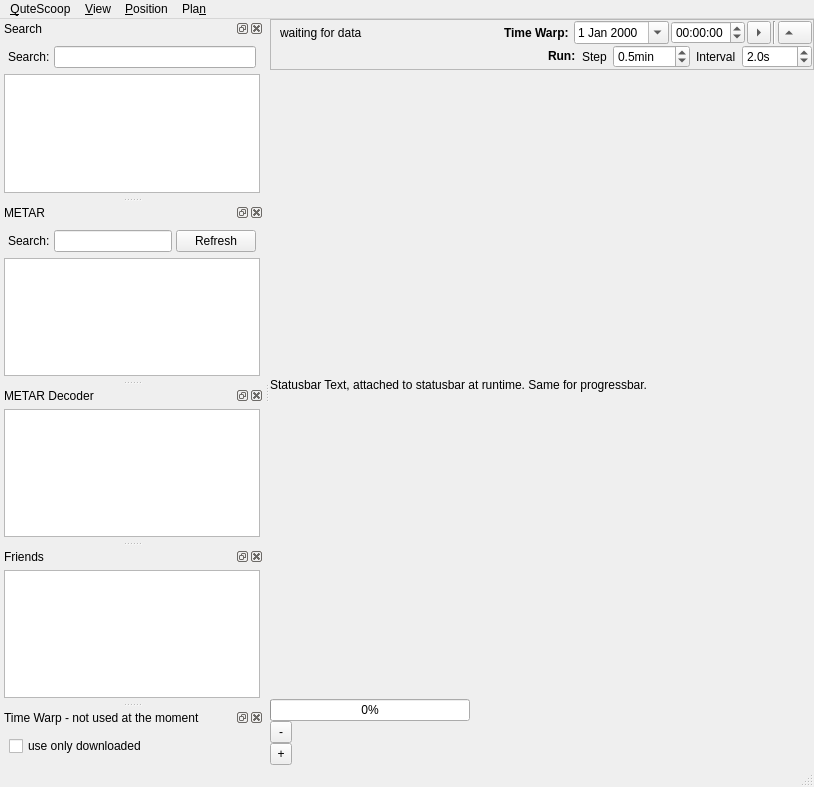
Before: the Qt Designer form QuteScoop/gui/MainWindow.ui in qutescoop/qutescoop, drawn with Qt 5.
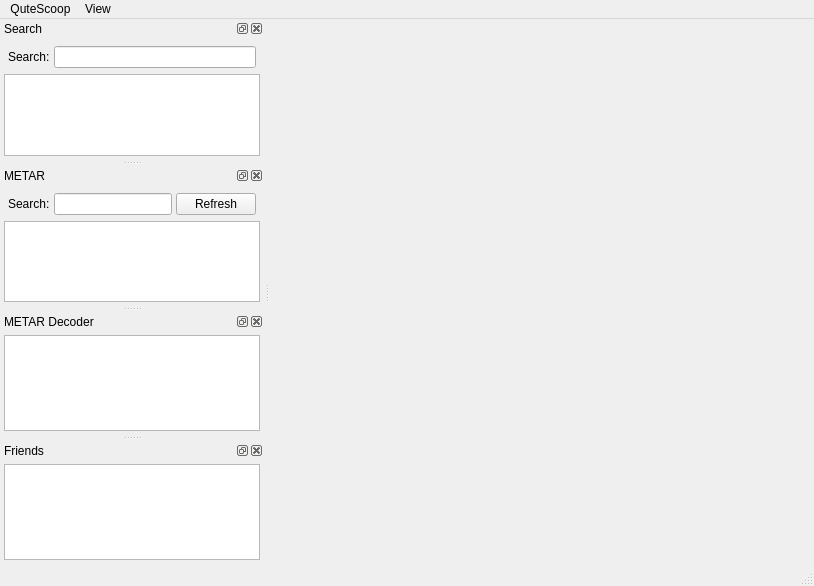
After: the same form once the commit is applied. Icons and pictures are not drawn.

What changed in the file:
```diff
--- a/QuteScoop/gui/MainWindow.ui
+++ b/QuteScoop/gui/MainWindow.ui
@@ -1,487 +1,67 @@
 <?xml version="1.0" encoding="UTF-8"?>
 <ui version="4.0">
  <class>MainWindow</class>
- <widget class="QMainWindow" name="MainWindow">
-  <property name="geometry">
+ <widget class="QMainWindow" name="MainWindow" >
+  <property name="geometry" >
    <rect>
     <x>0</x>
     <y>0</y>
     <width>814</width>
-    <height>787</height>
+    <height>586</height>
    </rect>
   </property>
   <property name="windowTitle">
    <string>QuteScoop</string>
   </property>
-  <property name="windowIcon">
-   <iconset resource="Resources.qrc">
-    <normaloff>:/icons/qutescoop.png</normaloff>:/icons/qutescoop.png</iconset>
-  </property>
-  <widget class="QWidget" name="centralwidget">
-   <layout class="QVBoxLayout" name="verticalLayout">
-    <property name="spacing">
-     <number>0</number>
-    </property>
-    <property name="margin">
-     <number>0</number>
-    </property>
-    <item>
-     <widget class="QFrame" name="framePredict">
-      <property name="sizePolicy">
-       <sizepolicy hsizetype="Preferred" vsizetype="Maximum">
-        <horstretch>0</horstretch>
-        <verstretch>0</verstretch>
-       </sizepolicy>
-      </property>
-      <property name="frameShape">
-       <enum>QFrame::StyledPanel</enum>
-      </property>
-      <property name="frameShadow">
-       <enum>QFrame::Raised</enum>
-      </property>
-      <layout class="QVBoxLayout" name="verticalLayout_2">
-       <property name="spacing">
-        <number>1</number>
-       </property>
-       <property name="topMargin">
-        <number>1</number>
-       </property>
-       <property name="rightMargin">
-        <number>1</number>
-       </property>
-       <property name="bottomMargin">
-        <number>1</number>
-       </property>
-       <item>
-        <layout class="QHBoxLayout" name="horizontalLayout_3">
-         <property name="spacing">
-          <number>2</number>
-         </property>
-         <item>
-          <widget class="QLabel" name="lblWarpInfo">
-           <property name="text">
-            <string>waiting for data</string>
-           </property>
-          </widget>
-         </item>
-         <item>
-          <spacer name="horizontalSpacer">
-           <property name="orientation">
-            <enum>Qt::Horizontal</enum>
-           </property>
-           <property name="sizeHint" stdset="0">
-            <size>
-             <width>40</width>
-             <height>20</height>
-            </size>
-           </property>
-          </spacer>
-         </item>
-         <item>
-          <widget class="QLabel" name="label_3">
-           <property name="font">
-            <font>
-             <weight>75</weight>
-             <bold>true</bold>
-            </font>
-           </property>
-           <property name="text">
-            <string>Time Warp: </string>
-           </property>
-          </widget>
-         </item>
-         <item>
-          <widget class="QDateEdit" name="datePredictTime">
-           <property name="sizePolicy">
-            <sizepolicy hsizetype="Maximum" vsizetype="Fixed">
-             <horstretch>0</horstretch>
-             <verstretch>0</verstretch>
-            </sizepolicy>
-           </property>
-           <property name="toolTip">
-            <string>Select a date to warp to.</string>
-           </property>
-           <property name="wrapping">
-            <bool>true</bool>
-           </property>
-           <property name="calendarPopup">
-            <bool>true</bool>
-           </property>
-           <property name="timeSpec">
-            <enum>Qt::UTC</enum>
-           </property>
-          </widget>
-         </item>
-         <item>
-          <widget class="QTimeEdit" name="timePredictTime">
-           <property name="sizePolicy">
-            <sizepolicy hsizetype="Maximum" vsizetype="Fixed">
-             <horstretch>0</horstretch>
-             <verstretch>0</verstretch>
-            </sizepolicy>
-           </property>
-           <property name="toolTip">
-            <string>Select a time to warp to.</string>
-           </property>
-           <property name="wrapping">
-            <bool>true</bool>
-           </property>
-           <property name="accelerated">
-            <bool>true</bool>
-           </property>
-          </widget>
-         </item>
-         <item>
-          <widget class="QToolButton" name="tbRunPredict">
-           <property name="toolTip">
-            <string>Toggle Run: Makes time run from selected time.</string>
-           </property>
-           <property name="text">
-            <string>run</string>
-           </property>
-           <property name="checkable">
-            <bool>true</bool>
-           </property>
-           <property name="popupMode">
-            <enum>QToolButton::InstantPopup</enum>
-           </property>
-           <property name="arrowType">
-            <enum>Qt::RightArrow</enum>
-           </property>
-          </widget>
-         </item>
-         <item>
-          <widget class="Line" name="line">
-           <property name="orientation">
-            <enum>Qt::Vertical</enum>
-           </property>
-          </widget>
-         </item>
-         <item>
-          <widget class="QToolButton" name="tbDisablePredict">
-           <property name="toolTip">
-            <string>Exit Warp mode. Return to reality.</string>
-           </property>
-           <property name="text">
-            <string/>
-           </property>
-           <property name="popupMode">
-            <enum>QToolButton::InstantPopup</enum>
-           </property>
-           <property name="toolButtonStyle">
-            <enum>Qt::ToolButtonTextBesideIcon</enum>
-           </property>
-           <property name="arrowType">
-            <enum>Qt::UpArrow</enum>
-           </property>
-          </widget>
-         </item>
-        </layout>
-       </item>
-       <item>
-        <widget class="QWidget" name="widgetRunPredict" native="true">
-         <layout class="QHBoxLayout" name="horizontalLayout_2">
-          <property name="margin">
-           <number>0</number>
-          </property>
-          <item>
-           <spacer name="horizontalSpacer_2">
-            <property name="orientation">
-             <enum>Qt::Horizontal</enum>
-            </property>
-            <property name="sizeHint" stdset="0">
-             <size>
-              <width>40</width>
-              <height>20</height>
-             </size>
-            </property>
-           </spacer>
-          </item>
-          <item>
-           <widget class="QLabel" name="label_5">
-            <property name="text">
-             <string>&lt;b&gt;Run:&lt;/b&gt;</string>
-            </property>
-           </widget>
-          </item>
-          <item>
-           <widget class="QLabel" name="label_4">
-            <property name="text">
-             <string>Step</string>
-            </property>
-           </widget>
-          </item>
-          <item>
-           <widget class="QDoubleSpinBox" name="dsRunPredictStep">
-            <property name="sizePolicy">
-             <sizepolicy hsizetype="Maximum" vsizetype="Fixed">
-              <horstretch>0</horstretch>
-              <verstretch>0</verstretch>
-             </sizepolicy>
-            </property>
-            <property name="toolTip">
-             <string>The next Warp will add this timespan to the old one. Select '0' for realtime (starts from now and time will be linked to real time).</string>
-            </property>
-            <property name="specialValueText">
-             <string>realtime</string>
-            </property>
-            <property name="accelerated">
-             <bool>true</bool>
-            </property>
-            <property name="prefix">
-             <string/>
-            </property>
-            <property name="suffix">
-             <string>min</string>
-            </property>
-            <property name="decimals">
-             <number>1</number>
-            </property>
-            <property name="minimum">
-             <double>0.000000000000000</double>
-            </property>
-            <property name="singleStep">
-             <double>0.500000000000000</double>
-            </property>
-            <property name="value">
-             <double>0.500000000000000</double>
-            </property>
-           </widget>
-          </item>
-          <item>
-           <widget class="QLabel" name="label_6">
-            <property name="text">
-             <string>Interval</string>
-            </property>
-           </widget>
-          </item>
-          <item>
-           <widget class="QDoubleSpinBox" name="spinRunPredictInterval">
-            <property name="specialValueText">
-             <string>none</string>
-            </property>
-            <property name="accelerated">
-             <bool>true</bool>
-            </property>
-            <property name="suffix">
-             <string>s</string>
-            </property>
-            <property name="decimals">
-             <number>1</number>
-            </property>
-            <property name="maximum">
-             <double>1000.000000000000000</double>
-            </property>
-            <property name="singleStep">
-             <double>0.200000000000000</double>
-            </property>
-            <property name="value">
-             <double>2.000000000000000</double>
-            </property>
-           </widget>
-          </item>
-         </layout>
-        </widget>
-       </item>
-      </layout>
-     </widget>
-    </item>
-    <item>
-     <widget class="QLabel" name="lblStatus">
-      <property name="text">
-       <string>Statusbar Text, attached to statusbar at runtime. Same for progressbar.</string>
-      </property>
-     </widget>
-    </item>
-    <item>
-     <widget class="QProgressBar" name="progressBar">
-      <property name="maximumSize">
-       <size>
-        <width>200</width>
-        <height>16777215</height>
-       </size>
-      </property>
-      <property name="value">
-       <number>0</number>
-      </property>
-     </widget>
-    </item>
-    <item>
-     <widget class="QToolButton" name="tbZoomOut">
-      <property name="minimumSize">
-       <size>
-        <width>22</width>
-        <height>22</height>
-       </size>
-      </property>
-      <property name="maximumSize">
-       <size>
-        <width>22</width>
-        <height>22</height>
-       </size>
-      </property>
-      <property name="baseSize">
-       <size>
-        <width>22</width>
-        <height>22</height>
-       </size>
-      </property>
-      <property name="toolTip">
-       <string>Zoom out.</string>
-      </property>
-      <property name="text">
-       <string>-</string>
-      </property>
-     </widget>
-    </item>
-    <item>
-     <widget class="QToolButton" name="tbZoomIn">
-      <property name="minimumSize">
-       <size>
-        <width>22</width>
-        <height>22</height>
-       </size>
-      </property>
-      <property name="maximumSize">
-       <size>
-        <width>22</width>
-        <height>22</height>
-       </size>
-      </property>
-      <property name="baseSize">
-       <size>
-        <width>22</width>
-        <height>22</height>
-       </size>
-      </property>
-      <property name="toolTip">
-       <string>Zoom in.</string>
-      </property>
-      <property name="text">
-       <string>+</string>
-      </property>
-     </widget>
-    </item>
-   </layout>
-  </widget>
-  <widget class="QMenuBar" name="menubar">
-   <property name="geometry">
+  <widget class="QWidget" name="centralwidget" />
+  <widget class="QMenuBar" name="menubar" >
+   <property name="geometry" >
     <rect>
      <x>0</x>
      <y>0</y>
      <width>814</width>
-     <height>26</height>
+     <height>22</height>
     </rect>
    </property>
-   <property name="statusTip">
-    <string notr="true"/>
-   </property>
-   <widget class="QMenu" name="menuQutescoop">
-    <property name="statusTip">
-     <string notr="true"/>
+   <widget class="QMenu" name="menuDolomynum" >
+    <property name="title" >
+     <string>QuteScoop</string>
     </property>
-    <property name="title">
-     <string>&amp;QuteScoop</string>
-    </property>
-    <addaction name="actionAbout"/>
-    <addaction name="actionAboutQt"/>
-    <addaction name="separator"/>
-    <addaction name="actionPreferences"/>
-    <addaction name="separator"/>
-    <addaction name="actionDownload"/>
-    <addaction name="actionShootScreenies"/>
-    <addaction name="separator"/>
-    <addaction name="actionQuit"/>
+    <addaction name="actionAbout" />
+    <addaction name="actionAboutQt" />
+    <addaction name="separator" />
+    <addaction name="actionPreferences" />
+    <addaction name="actionDownload" />
+    <addaction name="actionQuit" />
    </widget>
-   <widget class="QMenu" name="menuView">
-    <property name="statusTip">
-     <string notr="true"/>
+   <widget class="QMenu" name="menuView" >
+    <property name="title" >
+     <string>View</string>
     </property>
-    <property name="title">
-     <string>&amp;View</string>
-    </property>
-    <addaction name="actionListClients"/>
-    <addaction name="separator"/>
-    <addaction name="actionShowSearch"/>
-    <addaction name="actionShowMetars"/>
-    <addaction name="actionShowFriendsDock"/>
-    <addaction name="actionShowTimeWarpDock"/>
-    <addaction name="actionHideAllWindows"/>
-    <addaction name="separator"/>
-    <addaction name="actionDisplayAllFlightPaths"/>
-    <addaction name="actionClearAllFlightPaths"/>
-    <addaction name="separator"/>
-    <addaction name="actionToggleFullscreen"/>
-    <addaction name="separator"/>
-    <addaction name="actionDisplayAllFirs"/>
-    <addaction name="actionShowInactiveAirports"/>
+    <addaction name="actionShowFriendsDock" />
+    <addaction name="actionShowSearch" />
+    <addaction name="actionShowMetars" />
+    <addaction name="actionClearAllFlightPaths" />
+    <addaction name="actionDisplayAllFlightPaths" />
+    <addaction name="actionHideAllWindows" />
+    <addaction name="separator" />
+    <addaction name="actionToggleFullscreen" />
+    <addaction name="separator" />
+    <addaction name="actionZoomIn" />
+    <addaction name="actionZoomOut" />
+    <addaction name="separator" />
+    <addaction name="actionRememberPosition" />
+    <addaction name="actionDisplayAllFirs" />
    </widget>
-   <widget class="QMenu" name="menuPlan">
-    <property name="statusTip">
-     <string notr="true"/>
-    </property>
-    <property name="title">
-     <string>Pla&amp;n</string>
-    </property>
-    <addaction name="actionPlanFlight"/>
-    <addaction name="separator"/>
-    <addaction name="actionPredict"/>
-    <addaction name="actionBookedAtc"/>
-   </widget>
-   <widget class="QMenu" name="menuPosition">
-    <property name="title">
-     <string>&amp;Position</string>
-    </property>
-    <widget class="QMenu" name="menuRemember">
-     <property name="title">
-      <string>Remember</string>
-     </property>
-     <addaction name="actionRemember_2"/>
-     <addaction name="separator"/>
-     <addaction name="actionRememberPosition"/>
-     <addaction name="actionRememberMapPosition2"/>
-     <addaction name="actionRememberMapPosition3"/>
-     <addaction name="actionRememberMapPosition4"/>
-     <addaction name="actionRememberMapPosition5"/>
-     <addaction name="actionRememberMapPosition6"/>
-     <addaction name="actionRememberMapPosition7"/>
-    </widget>
-    <widget class="QMenu" name="menuRecall">
-     <property name="title">
-      <string>Recall</string>
-     </property>
-     <addaction name="actionRecall_2"/>
-     <addaction name="separator"/>
-     <addaction name="actionRecallMapPosition"/>
-     <addaction name="actionRecallMapPosition2"/>
-     <addaction name="actionRecallMapPosition3"/>
-     <addaction name="actionRecallMapPosition4"/>
-     <addaction name="actionRecallMapPosition5"/>
-     <addaction name="actionRecallMapPosition6"/>
-     <addaction name="actionRecallMapPosition7"/>
-    </widget>
-    <addaction name="actionZoomIn"/>
-    <addaction name="actionZoomOut"/>
-    <addaction name="separator"/>
-    <addaction name="actionMoveLeft"/>
-    <addaction name="actionMoveRight"/>
-    <addaction name="actionMoveUp"/>
-    <addaction name="actionMoveDown"/>
-    <addaction name="separator"/>
-    <addaction name="menuRemember"/>
-    <addaction name="menuRecall"/>
-   </widget>
-   <addaction name="menuQutescoop"/>
-   <addaction name="menuView"/>
-   <addaction name="menuPosition"/>
-   <addaction name="menuPlan"/>
+   <addaction name="menuDolomynum" />
+   <addaction name="menuView" />
   </widget>
-  <widget class="QStatusBar" name="statusbar"/>
-  <widget class="QDockWidget" name="searchDock">
-   <property name="maximumSize">
+  <widget class="QStatusBar" name="statusbar" />
+  <widget class="QDockWidget" name="searchDock" >
+   <property name="maximumSize" >
     <size>
-     <width>524287</width>
-     <height>524287</height>
+     <width>16777215</width>
+     <height>16777215</height>
     </size>
    </property>
    <property name="allowedAreas">
@@ -493,20 +73,38 @@
    <attribute name="dockWidgetArea">
     <number>1</number>
    </attribute>
-   <widget class="QWidget" name="dockWidgetContents">
-    <layout class="QVBoxLayout" name="_5">
-     <property name="spacing">
+   <widget class="QWidget" name="dockWidgetContents" >
+    <layout class="QVBoxLayout" >
+     <property name="spacing" >
       <number>2</number>
      </property>
-     <property name="margin">
+     <property name="leftMargin" >
+      <number>4</number>
+     </property>
+     <property name="topMargin" >
+      <number>4</number>
+     </property>
+     <property name="rightMargin" >
+      <number>4</number>
+     </property>
+     <property name="bottomMargin" >
       <number>4</number>
      </property>
      <item>
-      <layout class="QHBoxLayout" name="_6">
-       <property name="spacing">
+      <layout class="QHBoxLayout" >
+       <property name="spacing" >
         <number>4</number>
        </property>
-       <property name="margin">
+       <property name="leftMargin" >
+        <number>4</number>
+       </property>
+       <property name="topMargin" >
+        <number>4</number>
+       </property>
+       <property name="rightMargin" >
+        <number>4</number>
+       </property>
+       <property name="bottomMargin" >
         <number>4</number>
        </property>
        <item>
@@ -529,8 +127,8 @@
       </layout>
      </item>
      <item>
-      <widget class="QTreeView" name="searchResult">
-       <property name="editTriggers">
+      <widget class="QTreeView" name="searchResult" >
+       <property name="editTriggers" >
         <set>QAbstractItemView::AllEditTriggers</set>
        </property>
        <property name="rootIsDecorated">
@@ -542,12 +140,6 @@
        <property name="itemsExpandable">
         <bool>false</bool>
        </property>
-       <property name="sortingEnabled">
-        <bool>false</bool>
-       </property>
-       <attribute name="headerShowSortIndicator" stdset="0">
-        <bool>true</bool>
-       </attribute>
       </widget>
      </item>
     </layout>
@@ -560,25 +152,43 @@
    <attribute name="dockWidgetArea">
     <number>1</number>
    </attribute>
-   <widget class="QWidget" name="dockWidgetContents_2">
-    <layout class="QVBoxLayout">
-     <property name="spacing">
+   <widget class="QWidget" name="dockWidgetContents_2" >
+    <layout class="QVBoxLayout" >
+     <property name="spacing" >
       <number>2</number>
      </property>
-     <property name="margin">
+     <property name="leftMargin" >
+      <number>4</number>
+     </property>
+     <property name="topMargin" >
+      <number>4</number>
+     </property>
+     <property name="rightMargin" >
+      <number>4</number>
+     </property>
+     <property name="bottomMargin" >
       <number>4</number>
      </property>
      <item>
-      <layout class="QHBoxLayout" name="_2">
-       <property name="spacing">
+      <layout class="QHBoxLayout" >
+       <property name="spacing" >
         <number>4</number>
        </property>
-       <property name="margin">
+       <property name="leftMargin" >
+        <number>4</number>
+       </property>
+       <property name="topMargin" >
+        <number>4</number>
+       </property>
+       <property name="rightMargin" >
+        <number>4</number>
+       </property>
+       <property name="bottomMargin" >
         <number>4</number>
        </property>
        <item>
-        <widget class="QLabel" name="label_2">
-         <property name="text">
+        <widget class="QLabel" name="label_2" >
+         <property name="text" >
           <string>Search:</string>
          </property>
          <property name="buddy">
@@ -587,18 +197,11 @@
         </widget>
        </item>
        <item>
-        <widget class="QLineEdit" name="metarEdit">
-         <property name="toolTip">
-          <string>Wildcards (*, ?) and those powerful &quot;Regular Expressions&quot; (search for them on the internet) allowed</string>
-         </property>
-         <property name="text">
-          <string/>
-         </property>
-        </widget>
+        <widget class="QLineEdit" name="metarEdit" />
        </item>
        <item>
-        <widget class="QPushButton" name="btnRefreshMetar">
-         <property name="text">
+        <widget class="QPushButton" name="btnRefreshMetar" >
+         <property name="text" >
           <string>Refresh</string>
          </property>
         </widget>
@@ -606,8 +209,8 @@
       </layout>
      </item>
      <item>
-      <widget class="QTreeView" name="metarList">
-       <property name="editTriggers">
+      <widget class="QTreeView" name="metarList" >
+       <property name="editTriggers" >
         <set>QAbstractItemView::AllEditTriggers</set>
        </property>
        <property name="rootIsDecorated">
@@ -619,12 +222,9 @@
        <property name="itemsExpandable">
         <bool>false</bool>
        </property>
-       <property name="sortingEnabled">
-        <bool>false</bool>
-       </property>
-       <attribute name="headerShowSortIndicator" stdset="0">
+       <property name="sortingEnabled" >
         <bool>true</bool>
-       </attribute>
+       </property>
       </widget>
      </item>
     </layout>
@@ -637,19 +237,27 @@
    <attribute name="dockWidgetArea">
     <number>1</number>
    </attribute>
-   <widget class="QWidget" name="dockWidgetContents_3">
-    <layout class="QVBoxLayout" name="_3">
-     <property name="margin">
+   <widget class="QWidget" name="dockWidgetContents_3" >
+    <layout class="QVBoxLayout" >
+     <property name="leftMargin" >
+      <number>4</number>
+     </property>
+     <property name="topMargin" >
+      <number>4</number>
+     </property>
+     <property name="rightMargin" >
+      <number>4</number>
+     </property>
+     <property name="bottomMargin" >
       <number>4</number>
      </property>
      <item>
-      <widget class="QTextBrowser" name="metarText">
-       <property name="html">
-        <string>&lt;!DOCTYPE HTML PUBLIC &quot;-//W3C//DTD HTML 4.0//EN&quot; &quot;http://www.w3.org/TR/REC-html40/strict.dtd&quot;&gt;
-&lt;html&gt;&lt;head&gt;&lt;meta name=&quot;qrichtext&quot; content=&quot;1&quot; /&gt;&lt;style type=&quot;text/css&quot;&gt;
+      <widget class="QTextBrowser" name="metarText" >
+       <property name="html" >
+        <string>&lt;html>&lt;head>&lt;meta name="qrichtext" content="1" />&lt;style type="text/css">
 p, li { white-space: pre-wrap; }
-&lt;/style&gt;&lt;/head&gt;&lt;body style=&quot; font-family:'UnDotum'; font-size:10pt; font-weight:400; font-style:normal;&quot;&gt;
-&lt;p style=&quot;-qt-paragraph-type:empty; margin-top:0px; margin-bottom:0px; margin-left:0px; margin-right:0px; -qt-block-indent:0; text-indent:0px; font-family:'Lucida Grande'; font-size:13pt;&quot;&gt;&lt;/p&gt;&lt;/body&gt;&lt;/html&gt;</string>
+&lt;/style>&lt;/head>&lt;body style=" font-family:'Lucida Grande'; font-size:13pt; font-weight:400; font-style:normal;">
+&lt;p style="-qt-paragraph-type:empty; margin-top:0px; margin-bottom:0px; margin-left:0px; margin-right:0px; -qt-block-indent:0; text-indent:0px;">&lt;/p>&lt;/body>&lt;/html></string>
        </property>
        <property name="acceptRichText">
         <bool>true</bool>
@@ -669,17 +277,23 @@
    <attribute name="dockWidgetArea">
     <number>1</number>
    </attribute>
-   <widget class="QWidget" name="dockWidgetContents_4">
-    <layout class="QVBoxLayout" name="_4">
-     <property name="margin">
+   <widget class="QWidget" name="dockWidgetContents_4" >
+    <layout class="QVBoxLayout" >
+     <property name="leftMargin" >
+      <number>4</number>
+     </property>
+     <property name="topMargin" >
+      <number>4</number>
+     </property>
+     <property name="rightMargin" >
+      <number>4</number>
+     </property>
+     <property name="bottomMargin" >
       <number>4</number>
      </property>
      <item>
-      <widget class="QTreeView" name="friendsList">
-       <property name="toolTip">
-        <string>Friends are identified by their network ID. As we do not have one for Booked ATC, we cannot show booked controllers here.</string>
-       </property>
-       <property name="rootIsDecorated">
+      <widget class="QTreeView" name="friendsList" >
+       <property name="rootIsDecorated" >
         <bool>false</bool>
        </property>
        <property name="uniformRowHeights">
@@ -696,33 +310,11 @@
     </layout>
    </widget>
   </widget>
-  <widget class="QDockWidget" name="warpDock">
-   <property name="enabled">
-    <bool>true</bool>
+  <action name="actionAbout" >
+   <property name="text" >
+    <string>About</string>
    </property>
-   <property name="windowTitle">
-    <string>Time Warp - not used at the moment</string>
-   </property>
-   <attribute name="dockWidgetArea">
-    <number>1</number>
-   </attribute>
-   <widget class="QWidget" name="dockWidgetContents_5">
-    <layout class="QGridLayout" name="gridLayout">
-     <item row="0" column="0">
-      <widget class="QCheckBox" name="cbNoPredict">
-       <property name="text">
-        <string>use only downloaded</string>
-       </property>
-      </widget>
-     </item>
-    </layout>
-   </widget>
-  </widget>
-  <action name="actionAbout">
-   <property name="text">
-    <string>&amp;About</string>
-   </property>
-   <property name="autoRepeat">
+   <property name="autoRepeat" >
     <bool>false</bool>
    </property>
   </action>
```
Left out of the diff: 521 changed lines with no effect on the pictures.
